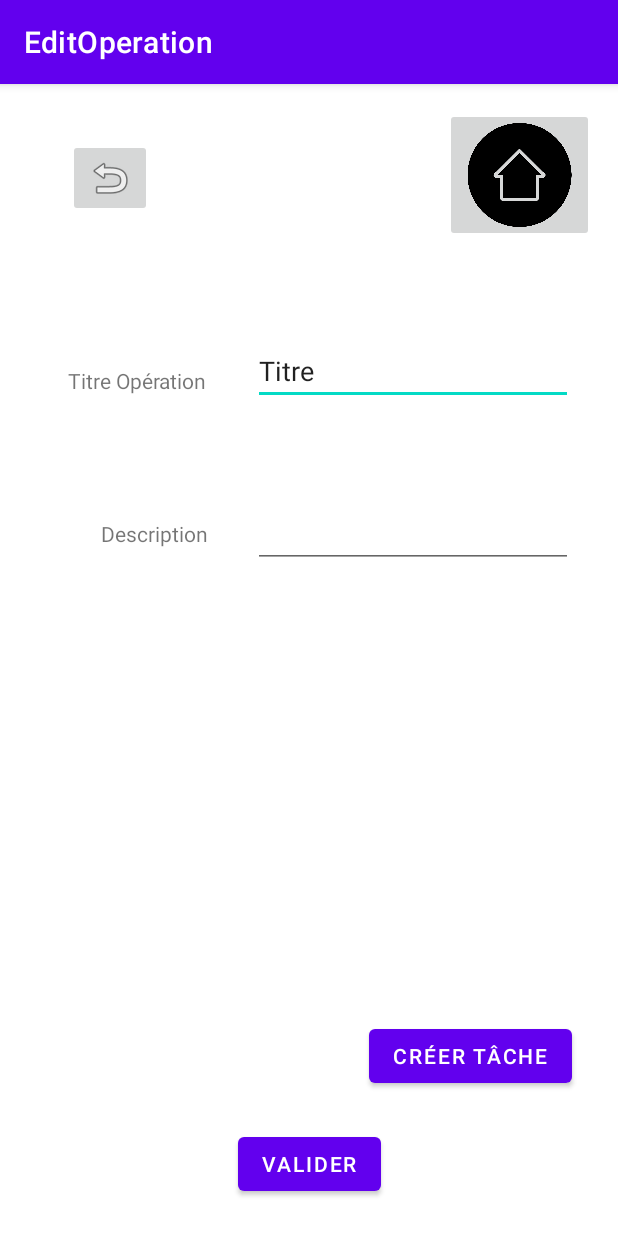
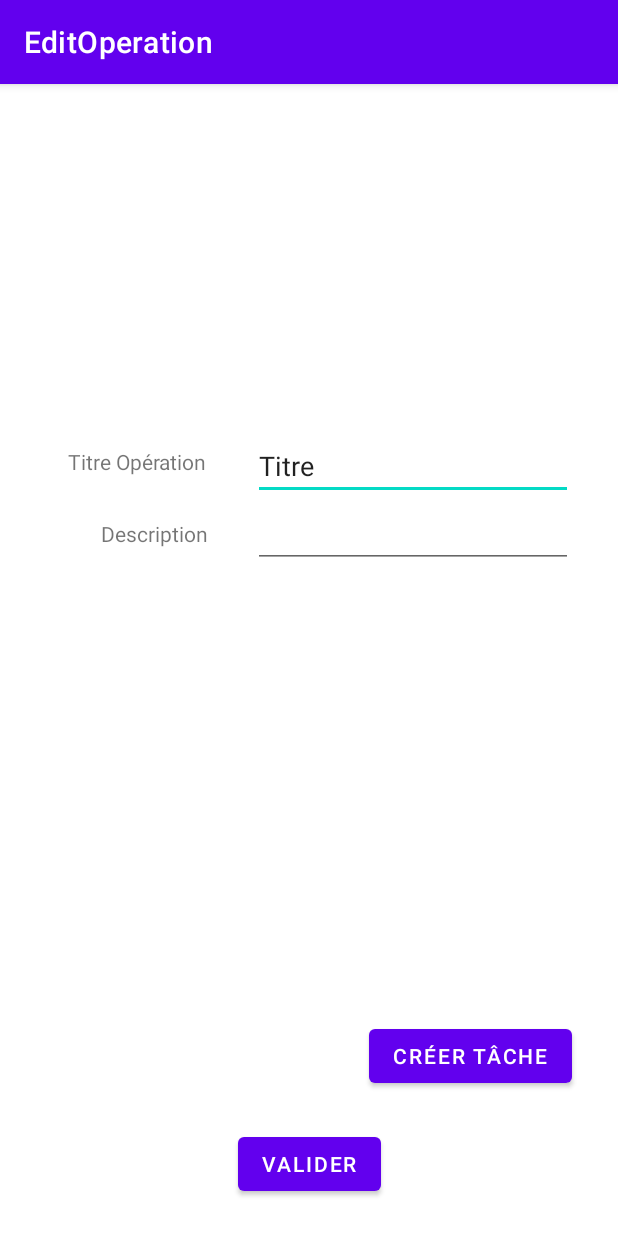
Before and after one commit to simont44/ApplicationAndroid, an Android app: the EditOperationActivity screen opened directly, with no data from a screen before it, on a phone screen of 412 x 824 dp. Run offline under Robolectric (Android 15) with nearby library versions, the phone set to English and light mode, and no system bars; 6 statements that could not run were skipped.

Commit message:
c'est moche mais c'est fini !

```diff
--- a/app/src/main/java/com/example/robotandroid/GammeRepository/GammeViewHolder.java
+++ b/app/src/main/java/com/example/robotandroid/GammeRepository/GammeViewHolder.java
@@ -1,5 +1,6 @@
 package com.example.robotandroid.GammeRepository;
 
+import android.app.Activity;
 import android.content.Intent;
 import android.util.Log;
 import android.view.View;
@@ -76,6 +77,9 @@ public class GammeViewHolder extends RecyclerView.ViewHolder {
     {
         ListGammeActivity.ListeGamme.remove(this.unegamme);
         MessageJSON msg = new MessageJSON(MessageJSON.TypeMessage.supprimer,unegamme);
+        Intent menuList = new Intent(TextViewGamme.getContext(), ListGammeActivity.class);
+        itemView.getContext().startActivity(menuList);
+        ((Activity)itemView.getContext()).finish();
     }
     public void ExecuterGamme()
     {
--- a/app/src/main/java/com/example/robotandroid/TacheRepository/EditTacheActivity.java
+++ b/app/src/main/java/com/example/robotandroid/TacheRepository/EditTacheActivity.java
@@ -81,4 +81,10 @@ public class EditTacheActivity extends AbstractActivity {
         startActivity(menuOpe);
         finish();
     }
+
+    @Override
+    protected void onStop() {
+        //this.ValiderEdition();
+        super.onStop();
+    }
 }
--- a/app/src/main/res/layout/activity_create_operation.xml
+++ b/app/src/main/res/layout/activity_create_operation.xml
@@ -15,7 +15,8 @@
         app:layout_constraintEnd_toEndOf="parent"
         app:layout_constraintHorizontal_bias="0.141"
         app:layout_constraintStart_toStartOf="parent"
-        app:layout_constraintTop_toBottomOf="@+id/imageButton_menu" />
+        app:layout_constraintTop_toTopOf="parent"
+        app:layout_constraintVertical_bias="0.894" />
 
     <EditText
         android:id="@+id/editText_Titreoperation"
@@ -26,8 +27,7 @@
         android:text="Titre"
         app:layout_constraintBottom_toTopOf="@+id/editText_descriptionOperation"
         app:layout_constraintEnd_toEndOf="parent"
-        app:layout_constraintStart_toEndOf="@+id/textView_titreoperation"
-        app:layout_constraintTop_toBottomOf="@+id/imageButton_menu" />
+        app:layout_constraintStart_toEndOf="@+id/textView_titreoperation" />
 
     <EditText
         android:id="@+id/editText_descriptionOperation"
@@ -82,28 +82,4 @@
         app:layout_constraintBottom_toBottomOf="@+id/recyclerView_listetâche"
         app:layout_constraintEnd_toEndOf="@+id/recyclerView_listetâche" />
 
-    <ImageButton
-        android:id="@+id/imageButton_menu"
-        android:layout_width="99dp"
-        android:layout_height="89dp"
-        android:layout_marginTop="16dp"
-        android:scaleType="fitCenter"
-        app:layout_constraintEnd_toEndOf="parent"
-        app:layout_constraintHorizontal_bias="0.948"
-        app:layout_constraintStart_toStartOf="parent"
-        app:layout_constraintTop_toTopOf="parent"
-        app:srcCompat="@drawable/maison" />
-
-    <ImageButton
-        android:id="@+id/imageButton_retourGamme"
-        android:layout_width="wrap_content"
-        android:layout_height="wrap_content"
-        app:layout_constraintBottom_toTopOf="@+id/textView_titreoperation"
-        app:layout_constraintEnd_toStartOf="@+id/imageButton_menu"
-        app:layout_constraintHorizontal_bias="0.187"
-        app:layout_constraintStart_toStartOf="parent"
-        app:layout_constraintTop_toTopOf="parent"
-        app:layout_constraintVertical_bias="0.269"
-        app:srcCompat="@android:drawable/ic_menu_revert" />
-
 </androidx.constraintlayout.widget.ConstraintLayout>
```
Also changed, not shown: app/src/main/java/com/example/robotandroid/AbstractActivity.java (+15 -8 lines), app/src/main/java/com/example/robotandroid/GammeRepository/EditGammeActivity.java (+45 -10 lines), app/src/main/java/com/example/robotandroid/ListGammeActivity.java (+3 -6 lines), app/src/main/java/com/example/robotandroid/OperationRepository/EditOperationActivity.java (+37 -27 lines).
